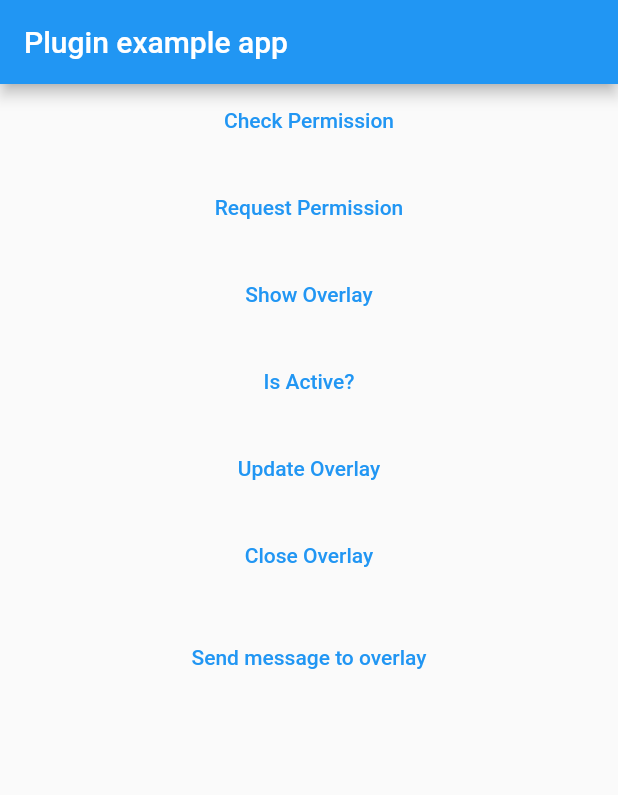
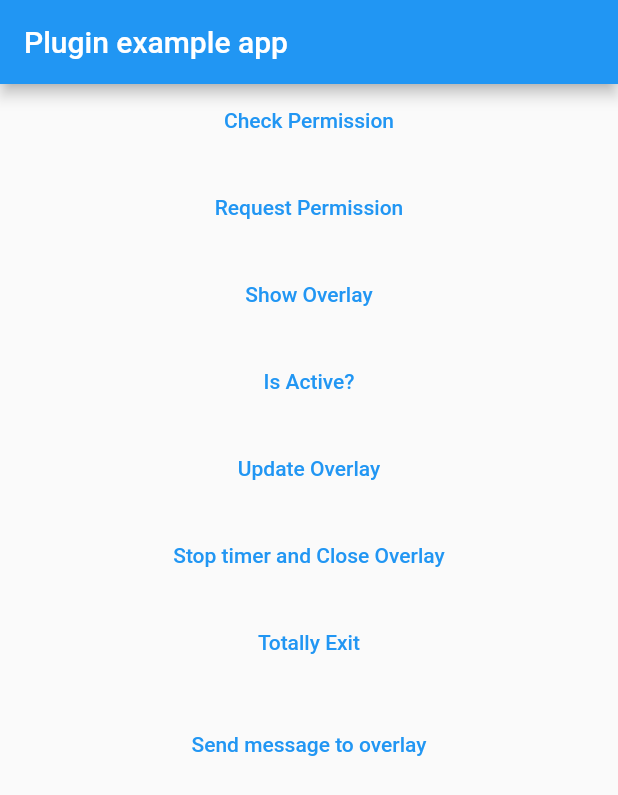
Before and after one commit to TruongAnim/what_am_i_doing, a Flutter app: the screen it shows after launch, on a phone screen of 412 x 824 dp. Shown: the top 795 px of the screen. Run offline on Flutter 3.47's test engine with Material 2 defaults, Android fonts, the phone set to English and light mode, and no system bars; our stand-ins replace get, isar; missing offline and left inert: flutter_overlay_window; accounts and stored records are empty; generated files the repository leaves out were written again.

Commit message:
update exit feature

```diff
--- a/lib/home_page.dart
+++ b/lib/home_page.dart
@@ -108,7 +108,14 @@ class _HomePageState extends State<HomePage> {
                 FlutterOverlayWindow.closeOverlay()
                     .then((value) => log('STOPPED: alue: $value'));
               },
-              child: const Text("Close Overlay"),
+              child: const Text("Stop timer and Close Overlay"),
+            ),
+            const SizedBox(height: 10.0),
+            TextButton(
+              onPressed: () {
+                sendMessage('exit');
+              },
+              child: const Text("Totally Exit"),
             ),
             const SizedBox(height: 20.0),
             TextButton(
--- a/lib/overlays/controllers/overlay_controller.dart
+++ b/lib/overlays/controllers/overlay_controller.dart
@@ -1,5 +1,6 @@
 import 'dart:async';
 import 'dart:developer';
+import 'dart:io';
 import 'dart:isolate';
 import 'dart:ui';
 
@@ -28,6 +29,7 @@ class OverlayController extends GetxController {
 
   @override
   void onInit() {
+    print('On init');
     super.onInit();
     currentState = Rx(stateManager.currentState);
 
@@ -37,13 +39,16 @@ class OverlayController extends GetxController {
       _kPortNameOverlay,
     );
     log("$res : HOME");
-    _receivePort.listen((message) {
+    _receivePort.listen((message) async {
       log("message from UI: $message");
       if (message == 'start') {
         startTimer();
       }
       if (message == 'stop') {
-        stopTimer();
+        onClose();
+      }
+      if (message == 'exit') {
+        exit(0);
       }
     });
   }
@@ -97,6 +102,7 @@ class OverlayController extends GetxController {
 
   @override
   void onClose() {
+    print('on close');
     stopTimer();
     super.onClose();
   }
```
